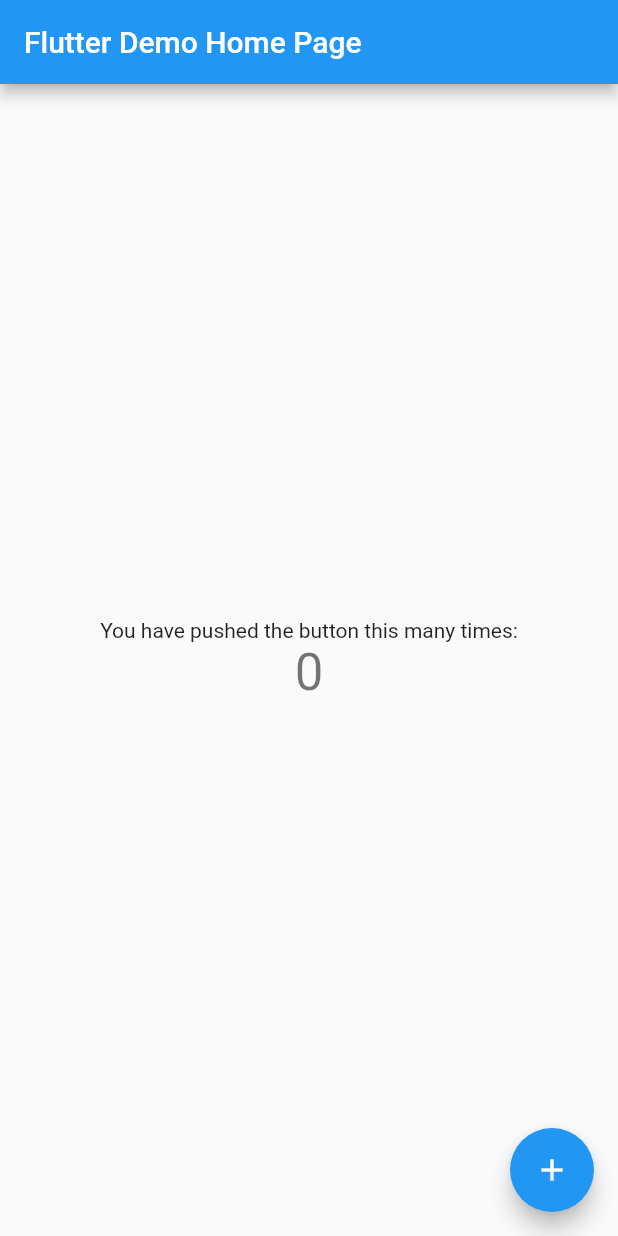
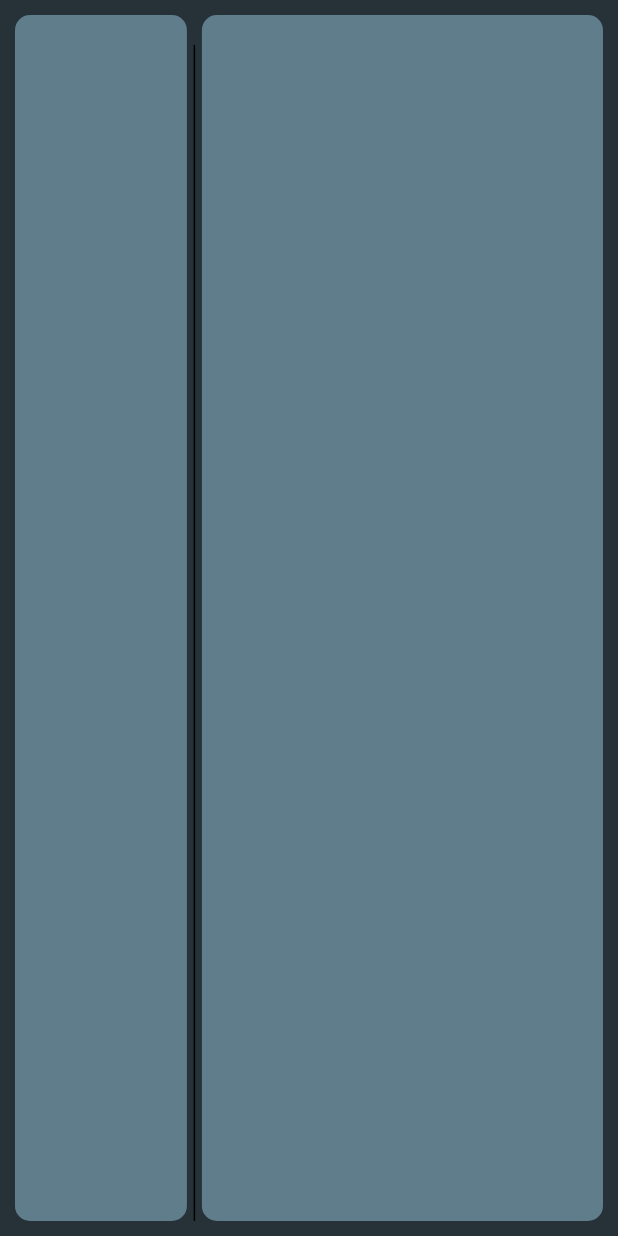
Before and after one commit to MatiasNegro/SteamDiscountAdviser, a Flutter app: the screen it shows after launch, on a phone screen of 412 x 824 dp. Run offline on Flutter 3.47's test engine with Material 2 defaults, Android fonts, the phone set to English and light mode, and no system bars; our stand-ins replace dio.

Commit message:
Scheleton of the UX

```diff
--- a/code/steam_discount_adviser/lib/main.dart
+++ b/code/steam_discount_adviser/lib/main.dart
@@ -1,117 +1,60 @@
 import 'package:flutter/material.dart';
-import 'package:steam_discount_adviser/requests.dart';
 
-void main() {
-  runApp(const MyApp());
-}
+void main() => runApp(const MyApp());
 
 class MyApp extends StatelessWidget {
   const MyApp({Key? key}) : super(key: key);
 
-  // This widget is the root of your application.
+  static const String _title = 'Flutter Code Sample';
+
   @override
   Widget build(BuildContext context) {
     return MaterialApp(
-      title: 'Flutter Demo',
-      theme: ThemeData(
-        // This is the theme of your application.
-        //
-        // Try running your application with "flutter run". You'll see the
-        // application has a blue toolbar. Then, without quitting the app, try
-        // changing the primarySwatch below to Colors.green and then invoke
-        // "hot reload" (press "r" in the console where you ran "flutter run",
-        // or simply save your changes to "hot reload" in a Flutter IDE).
-        // Notice that the counter didn't reset back to zero; the application
-        // is not restarted.
-        primarySwatch: Colors.blue,
+      title: _title,
+      home: Scaffold(
+        body: const MyStatelessWidget(),
       ),
-      home: const MyHomePage(title: 'Flutter Demo Home Page'),
     );
   }
 }
 
-class MyHomePage extends StatefulWidget {
-  const MyHomePage({Key? key, required this.title}) : super(key: key);
-
-  // This widget is the home page of your application. It is stateful, meaning
-  // that it has a State object (defined below) that contains fields that affect
-  // how it looks.
-
-  // This class is the configuration for the state. It holds the values (in this
-  // case the title) provided by the parent (in this case the App widget) and
-  // used by the build method of the State. Fields in a Widget subclass are
-  // always marked "final".
-
-  final String title;
-
-  @override
-  State<MyHomePage> createState() => _MyHomePageState();
-}
-
-class _MyHomePageState extends State<MyHomePage> {
-  int _counter = 0;
-
-  void _incrementCounter() {
-    setState(() {
-      // This call to setState tells the Flutter framework that something has
-      // changed in this State, which causes it to rerun the build method below
-      // so that the display can reflect the updated values. If we changed
-      // _counter without calling setState(), then the build method would not be
-      // called again, and so nothing would appear to happen.
-      SteamRequest().getAllGames();
-      _counter++;
-    });
-  }
+class MyStatelessWidget extends StatelessWidget {
+  const MyStatelessWidget({Key? key}) : super(key: key);
 
   @override
   Widget build(BuildContext context) {
-    // This method is rerun every time setState is called, for instance as done
-    // by the _incrementCounter method above.
-    //
-    // The Flutter framework has been optimized to make rerunning build methods
-    // fast, so that you can just rebuild anything that needs updating rather
-    // than having to individually change instances of widgets.
-    return Scaffold(
-      appBar: AppBar(
-        // Here we take the value from the MyHomePage object that was created by
-        // the App.build method, and use it to set our appbar title.
-        title: Text(widget.title),
+    return Container(
+      color: Colors.blueGrey[900],
+      padding: const EdgeInsets.all(10),
+      child: Row(
+        children: <Widget>[
+          Expanded(
+            flex: 3,
+            child: Container(
+              decoration: BoxDecoration(
+                borderRadius: BorderRadius.circular(10),
+                color: Colors.blueGrey,
+              ),
+            ),
+          ),
+          const VerticalDivider(
+            width: 10,
+            thickness: 1,
+            indent: 20,
+            endIndent: 0,
+            color: Colors.black,
+          ),
+          Expanded(
+            flex: 7,
+            child: Container(
+              decoration: BoxDecoration(
+                borderRadius: BorderRadius.circular(10),
+                color: Colors.blueGrey,
+              ),
+            ),
+          ),
+        ],
       ),
-      body: Center(
-        // Center is a layout widget. It takes a single child and positions it
-        // in the middle of the parent.
-        child: Column(
-          // Column is also a layout widget. It takes a list of children and
-          // arranges them vertically. By default, it sizes itself to fit its
-          // children horizontally, and tries to be as tall as its parent.
-          //
-          // Invoke "debug painting" (press "p" in the console, choose the
-          // "Toggle Debug Paint" action from the Flutter Inspector in Android
-          // Studio, or the "Toggle Debug Paint" command in Visual Studio Code)
-          // to see the wireframe for each widget.
-          //
-          // Column has various properties to control how it sizes itself and
-          // how it positions its children. Here we use mainAxisAlignment to
-          // center the children vertically; the main axis here is the vertical
-          // axis because Columns are vertical (the cross axis would be
-          // horizontal).
-          mainAxisAlignment: MainAxisAlignment.center,
-          children: <Widget>[
-            const Text(
-              'You have pushed the button this many times:',
-            ),
-            Text(
-              '$_counter',
-              style: Theme.of(context).textTheme.headline4,
-            ),
-          ],
-        ),
-      ),
-      floatingActionButton: FloatingActionButton(
-        onPressed: _incrementCounter,
-        tooltip: 'Increment',
-        child: const Icon(Icons.add),
-      ), // This trailing comma makes auto-formatting nicer for build methods.
     );
   }
 }
--- a/code/steam_discount_adviser/pubspec.yaml
+++ b/code/steam_discount_adviser/pubspec.yaml
@@ -36,6 +36,7 @@ dependencies:
   cupertino_icons: ^1.0.2
   test: ^1.21.1
   dio: ^4.0.6
+  multi_split_view: ^2.1.0
 
 
 dev_dependencies:
```
Also changed, not shown: code/steam_discount_adviser/pubspec.lock, 2 other files.
